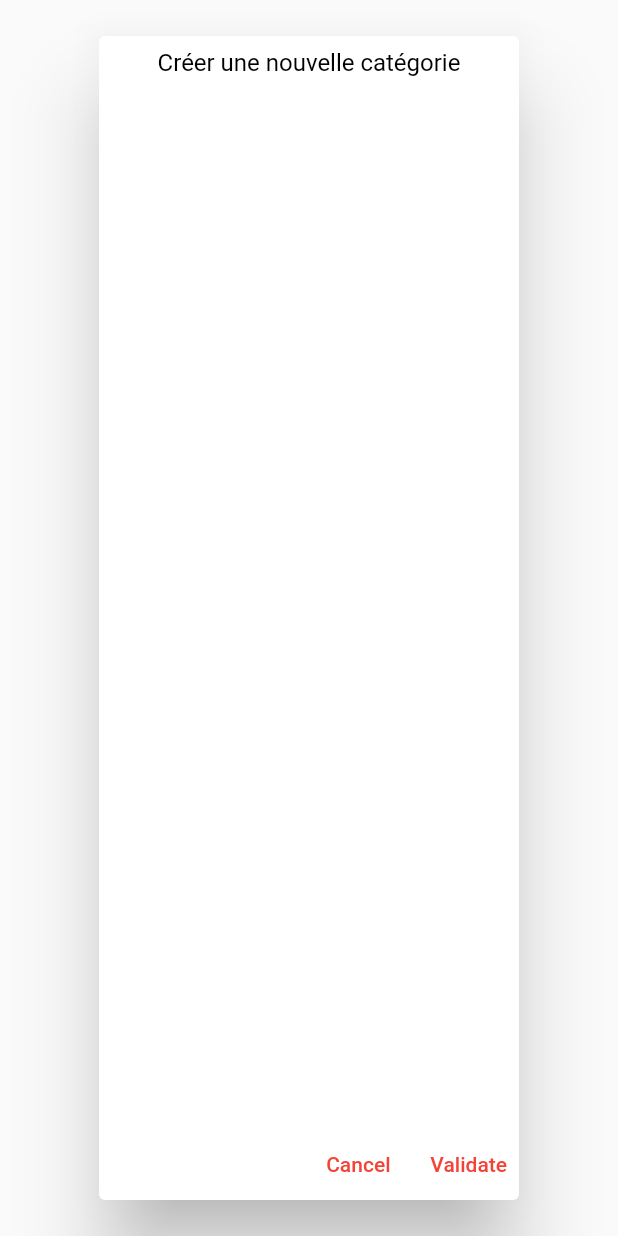
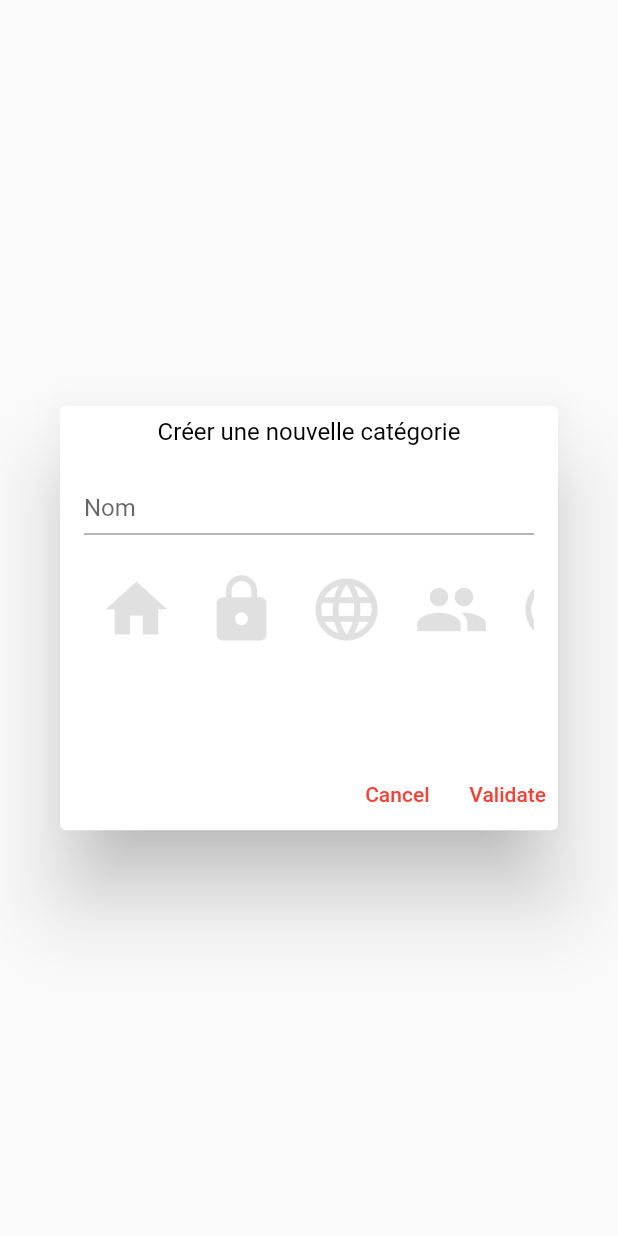
Before and after one commit to MaxdeoxiS/pass-manager, a Flutter app: the CategoryCreation widget shown alone on an empty page, opened directly, on a phone screen of 412 x 824 dp. Run offline on Flutter 3.47's test engine with Material 2 defaults, Android fonts, the phone set to English and light mode, and no system bars; our stand-ins replace easy_localization, floor, flutter_colorpicker, flutter_secure_storage, permission_handler, sqflite; missing offline and left inert: aes_crypt, clipboard, encrypt, web_scraper; accounts and stored records are empty; generated files the repository leaves out were written again.

Commit message:
feat(category): category creation and category selection for password.

```diff
--- a/lib/passwords/entity/category.entity.dart
+++ b/lib/passwords/entity/category.entity.dart
@@ -6,7 +6,7 @@ class Category {
   int? id;
 
   String name;
-  String icon;
+  int icon;
 
   Category(this.name, this.icon, [this.id]);
 }
--- a/lib/passwords/utils/CategoryManager.dart
+++ b/lib/passwords/utils/CategoryManager.dart
@@ -1,14 +1,14 @@
 import 'package:pass_manager/passwords/entity/category.entity.dart';
 import 'package:pass_manager/utils/database/database.helper.dart';
 
-class PasswordManager {
-  PasswordManager._privateConstructor();
+class CategoryManager {
+  CategoryManager._privateConstructor();
 
-  static final PasswordManager instance = PasswordManager._privateConstructor();
+  static final CategoryManager instance = CategoryManager._privateConstructor();
 
   final dbHelper = DatabaseHelper.instance;
 
-  Future<void> addCategory({required String name, required String icon}) async {
+  Future<void> addCategory({required String name, required int icon}) async {
     final categoryDao = await dbHelper.getCategoryDao();
     final Category category = new Category(name, icon);
     categoryDao.insertCategory(category);
--- a/lib/passwords/views/category-create.dart
+++ b/lib/passwords/views/category-create.dart
@@ -1,6 +1,25 @@
 import 'package:flutter/cupertino.dart';
 import 'package:flutter/material.dart';
 import 'package:easy_localization/easy_localization.dart';
+import 'package:pass_manager/passwords/utils/CategoryManager.dart';
+
+final List<IconData> icons = [
+  Icons.home,
+  Icons.lock,
+  Icons.language,
+  Icons.group,
+  Icons.schedule,
+  Icons.face,
+  Icons.shopping_cart,
+  Icons.lightbulb,
+  Icons.star,
+  Icons.event,
+  Icons.work,
+  Icons.sentiment_satisfied,
+  Icons.photo_camera,
+  Icons.map,
+  Icons.security,
+];
 
 class CategoryCreation extends StatefulWidget {
   CategoryCreation();
@@ -10,6 +29,34 @@ class CategoryCreation extends StatefulWidget {
 }
 
 class _CategoryCreationState extends State<CategoryCreation> {
+  final _formKey = GlobalKey<FormState>();
+  final _nameController = TextEditingController();
+  final _categoryManager = CategoryManager.instance;
+  int selected = 0;
+
+  Widget _buildIconButton(IconData icon) {
+    return IconButton(
+      icon: Icon(icon, color: selected == icon.codePoint ? Colors.black : Colors.black12),
+      onPressed: () => setState(() {selected = icon.codePoint;}),
+      padding: EdgeInsets.all(10),
+      iconSize: 50,
+    );
+  }
+
+  List<Widget> _buildIcons(List<IconData> icons) {
+    List<Widget> result = [];
+    icons.forEach((icon) {
+      result.add(_buildIconButton(icon));
+    });
+    return result;
+  }
+
+  Future<void> _createCategory() async {
+    final int icon = this.selected;
+    final String name = _nameController.text;
+    await _categoryManager.addCategory(name: name, icon: icon);
+    Navigator.pop(context);
+  }
 
   @override
   void initState() {
@@ -19,21 +66,40 @@ class _CategoryCreationState extends State<CategoryCreation> {
   @override
   Widget build(BuildContext context) {
     return AlertDialog(
-      title: Center(
-          child: Text('Créer une nouvelle catégorie')),
+      title: Center(child: Text('Créer une nouvelle catégorie')),
       titlePadding: EdgeInsets.symmetric(vertical: 8),
       titleTextStyle: TextStyle(fontSize: 16, color: Colors.black),
       contentPadding: EdgeInsets.symmetric(horizontal: 0, vertical: 0),
-      content: new Container(
-        // Specify some width
+      content: Form(
+        key: _formKey,
+        child: new Container(
+          height: 200,
+          child: Padding(
+            padding: const EdgeInsets.all(16.0),
+            child: Column(
+            children: [
+              TextFormField(
+                controller: _nameController,
+                decoration: InputDecoration(
+                    labelText: 'Nom'.tr(), contentPadding: EdgeInsets.symmetric(vertical: 0), isDense: true),
+              ),
+          Container(
+            height: 100,
+            child: SingleChildScrollView(
+                scrollDirection: Axis.horizontal,
+                child: Row(
+                    children: _buildIcons(icons)
+                ),
+              )
+          )
+            ],
+          ),
+    ),
+        ),
       ),
       actions: [
-        TextButton(
-            onPressed: () => Navigator.pop(context),
-            child: Text('global.cancel'.tr())),
-        TextButton(
-            onPressed: () => Navigator.pop(context),
-            child: Text('global.validate'.tr()))
+        TextButton(onPressed: () => Navigator.pop(context), child: Text('global.cancel'.tr())),
+        TextButton(onPressed: () => _createCategory(), child: Text('global.validate'.tr()))
       ],
       actionsPadding: EdgeInsets.symmetric(vertical: 0),
     );
--- a/lib/utils/database/database.helper.dart
+++ b/lib/utils/database/database.helper.dart
@@ -6,7 +6,7 @@ import 'database.dart';
 
 class DatabaseHelper {
 
-  static final _databaseName = "pass_managerlol.db";
+  static final _databaseName = "pass_manager_new.db";
 
   DatabaseHelper._privateConstructor();
   static final DatabaseHelper instance = DatabaseHelper._privateConstructor();
```
Also changed, not shown: lib/passwords/views/category-selection.dart (+60 -14 lines), lib/passwords/views/password-creation.dart (+34 -9 lines), lib/utils/database/database.g.dart.
